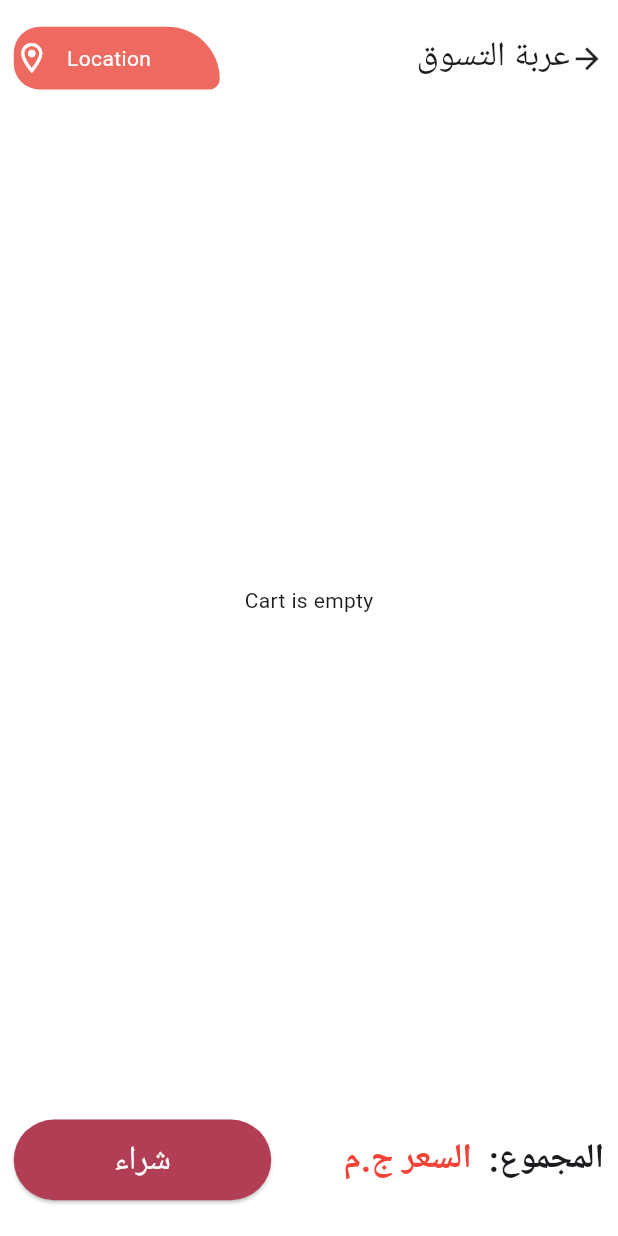
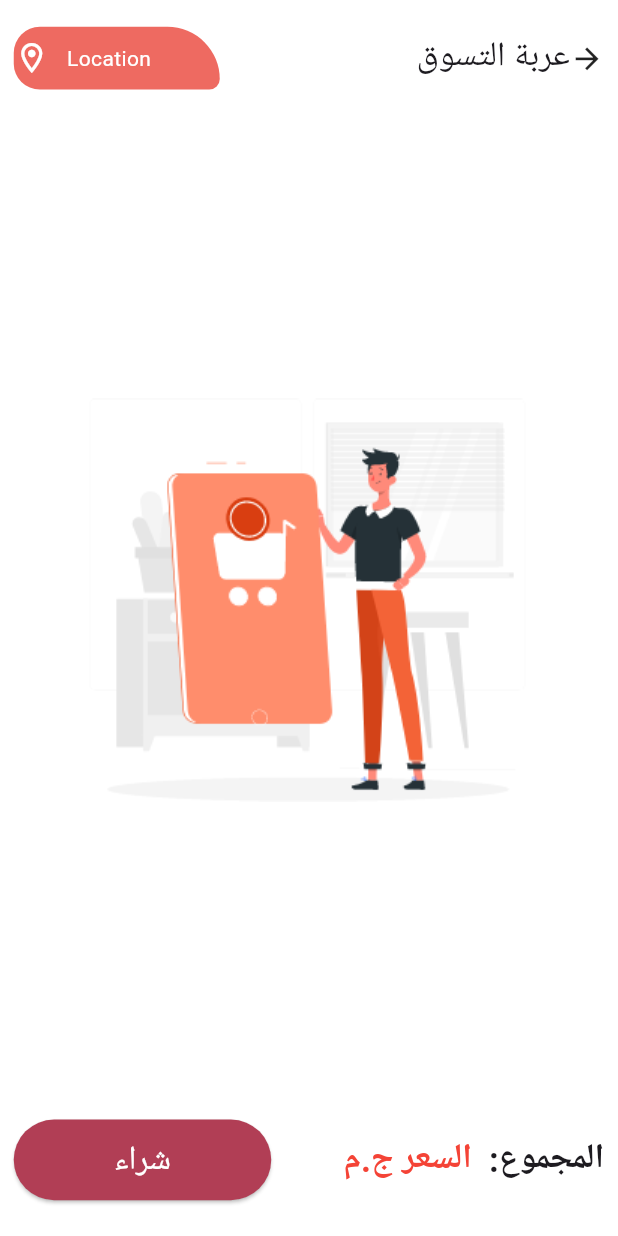
Before and after one commit to saadadel279/al_dahabiya, a Flutter app: the CartScreen screen opened by its route, on a phone screen of 412 x 824 dp. Run offline on Flutter 3.47's test engine with Material 3 defaults, Android fonts, the phone set to English and light mode, and no system bars; our stand-ins replace bloc, cached_network_image, dartz, dio, flutter_bloc, flutter_screenutil and 5 more; accounts and stored records are empty.

Commit message:
Add empty cart image and update cart screen UI
Replace text-based empty cart and error messages with an image asset. This change enhances visual consistency and user experience by providing a more intuitive representation of an empty cart state. Additionally, the commit refactors the cart screen UI to streamline the display logic and improve readability.

```diff
--- a/lib/feature/cart/presentation/view/cart_screen.dart
+++ b/lib/feature/cart/presentation/view/cart_screen.dart
@@ -117,13 +117,9 @@ class CartScreen extends StatelessWidget {
                           child: CircularProgressIndicator(),
                         );
                       } else if (state is CartFailure) {
-                        return Center(
-                          child: Text(state.errorMessage),
-                        );
+                        return Image.asset('assets/images/empety_cart.png');
                       } else if (state is ClearTableSuccess) {
-                        return const Center(
-                          child: Text('Cart Clean'),
-                        );
+                        return Image.asset('assets/images/empety_cart.png');
                       } else {
                         return Center(
                           child: Text(state.toString()),
@@ -136,10 +132,8 @@ class CartScreen extends StatelessWidget {
                     padding: EdgeInsets.symmetric(vertical: 20.h),
                     child: Directionality(
                       textDirection: TextDirection.rtl,
-                      child: BlocProvider(
-                        create: (context) =>
-                            CartCubit(CartRepo(sqlDB: SqlDB())),
-                        child: Builder(builder: (context) {
+                      child: Builder(
+                        builder: (context) {
                           return Row(
                             mainAxisAlignment: MainAxisAlignment.spaceBetween,
                             children: [
@@ -179,7 +173,7 @@ class CartScreen extends StatelessWidget {
                               ),
                             ],
                           );
-                        }),
+                        },
                       ),
                     )),
               ],
```
Also changed, not shown: assets/images/empety_cart.png (added).
